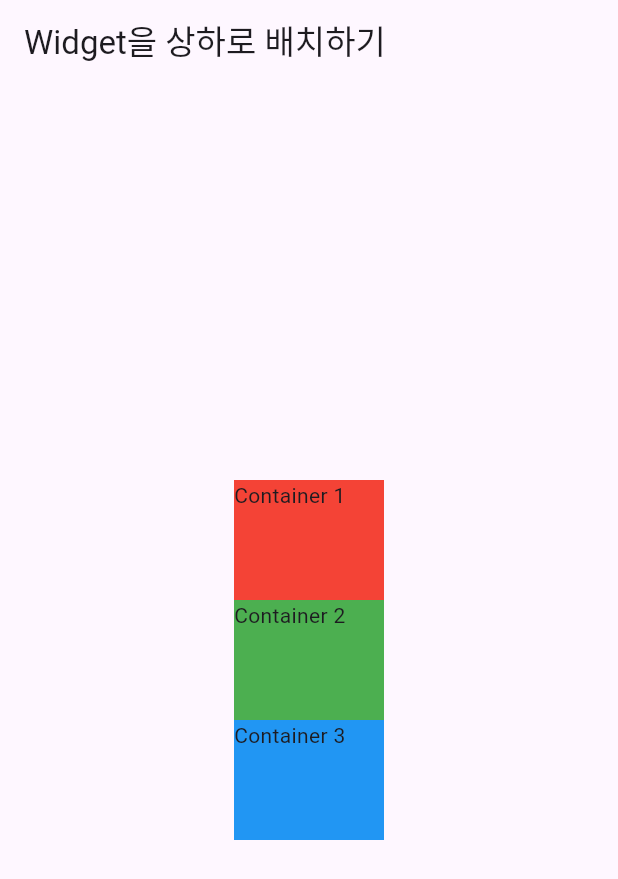
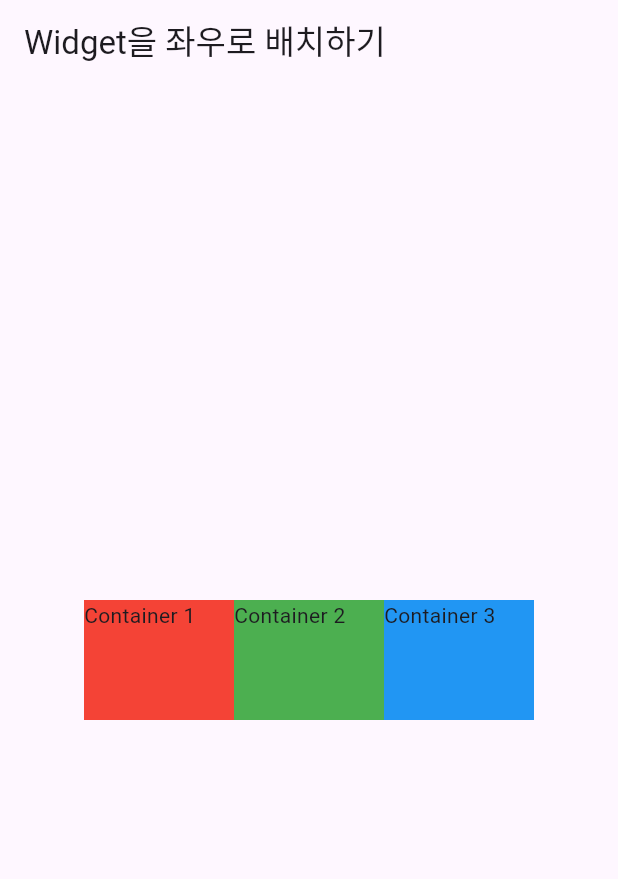
Before and after one commit to rudxo93/Flutter_learning_app_1, a Flutter app: the screen it shows after launch, on a phone screen of 412 x 824 dp. Shown: the top 879 px of the screen. Run offline on Flutter 3.47's test engine with Material 3 defaults, Android fonts, the phone set to English and light mode, and no system bars.

Commit message:
About Flutter Layout 1. Widget 좌 우 배치

```diff
--- a/lib/main.dart
+++ b/lib/main.dart
@@ -4,7 +4,7 @@ void main() {
   runApp(MaterialApp(
     home: Scaffold(
       appBar: AppBar(
-        title: Text('Widget을 상하로 배치하기'),
+        title: Text('Widget을 좌우로 배치하기'),
       ),
       body: Body(),
     ),
@@ -17,11 +17,11 @@ class Body extends StatelessWidget {
   @override
   Widget build(BuildContext context) {
     return Container(
-      width: double.infinity,
-      child: Column(
-        mainAxisSize: MainAxisSize.max, // min - Column의 크기만큼 차지 / max - 남는 영역 모두 사용
-        mainAxisAlignment: MainAxisAlignment.center, // 위젯들이 상/하 기준으로 위치
-        crossAxisAlignment: CrossAxisAlignment.center, // 위젯들이 좌/우 기준으로 위치
+      height: double.infinity,
+      //child: Column  상하 배치
+      child: Row( // 좌 우 배치
+        mainAxisAlignment: MainAxisAlignment.center,
+        crossAxisAlignment: CrossAxisAlignment.center,
         children: [
           Container(
             width: 100,
```
